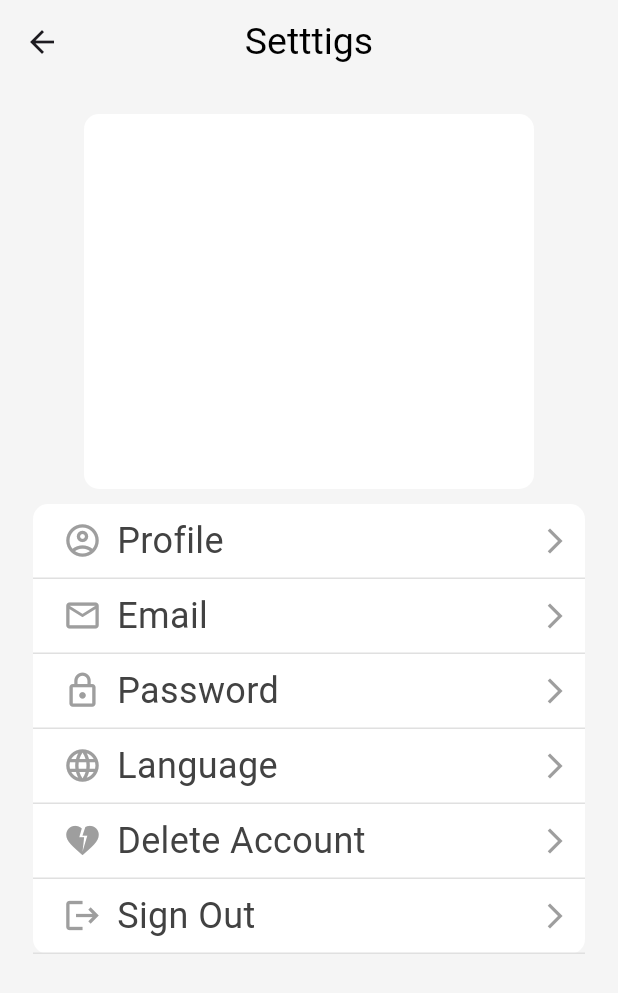
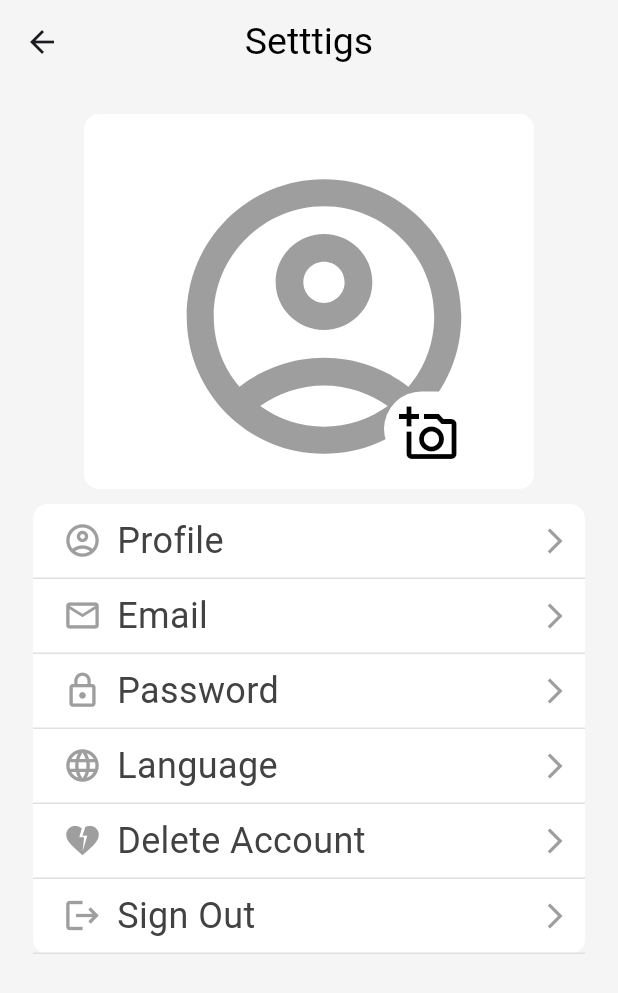
Before and after one commit to MhmdFais/To_Do_App, a Flutter app: the Profile screen opened directly, on a phone screen of 412 x 824 dp. Shown: the top 993 px of the screen. Run offline on Flutter 3.47's test engine with Material 3 defaults, Android fonts, the phone set to English and light mode, and no system bars; our stand-ins replace cloud_firestore, date_picker_timeline, firebase_auth, firebase_core, flutter_otp_text_field, google_fonts and 5 more; accounts and stored records are empty; Roboto replaces fonts that are missing (Ubuntu).

Commit message:
Settings profile details and edit functions

```diff
--- a/lib/components/setting_components.dart
+++ b/lib/components/setting_components.dart
@@ -7,11 +7,12 @@ class SettingsMenu extends StatelessWidget {
   final IconData icon;
   final void Function()? onTap;
 
-  const SettingsMenu(
-      {super.key,
-      required this.title,
-      required this.icon,
-      required this.onTap});
+  const SettingsMenu({
+    super.key,
+    required this.title,
+    required this.icon,
+    required this.onTap,
+  });
 
   @override
   Widget build(BuildContext context) {
--- a/lib/pages/profile.dart
+++ b/lib/pages/profile.dart
@@ -1,10 +1,46 @@
+import 'dart:typed_data';
+
+import 'package:firebase_auth/firebase_auth.dart';
 import 'package:flutter/material.dart';
 import 'package:google_fonts/google_fonts.dart';
+import 'package:image_picker/image_picker.dart';
 import 'package:to_do/components/colors.dart';
 import 'package:to_do/components/setting_components.dart';
+import 'package:to_do/components/utils.dart';
+import 'package:to_do/pages/auth_page.dart';
+import 'package:to_do/settings/profie_settings.dart';
 
-class Profile extends StatelessWidget {
+class Profile extends StatefulWidget {
   const Profile({super.key});
+
+  @override
+  State<Profile> createState() => _ProfileState();
+}
+
+class _ProfileState extends State<Profile> {
+  Uint8List? img;
+
+  void selectImage() async {
+    Uint8List? image = await pickImage(ImageSource.gallery);
+    setState(() {
+      img = image;
+    });
+  }
+
+  Future<void> signOut() async {
+    try {
+      await FirebaseAuth.instance.signOut();
+      Navigator.of(context).popUntil((route) => route.isFirst);
+      Navigator.pushReplacement(
+        context,
+        MaterialPageRoute(
+          builder: (context) => const UserAuth(),
+        ),
+      );
+    } catch (e) {
+      print('Sign Out Error: $e');
+    }
+  }
 
   @override
   Widget build(BuildContext context) {
@@ -37,6 +73,55 @@ class Profile extends StatelessWidget {
                     color: Colors.white,
                     borderRadius: BorderRadius.circular(10),
                   ),
+                  child: Stack(
+                    children: [
+                      Center(
+                        child: Container(
+                          height: 200,
+                          width: 200,
+                          decoration: BoxDecoration(
+                            color: Colors.white,
+                            borderRadius: BorderRadius.circular(100),
+                          ),
+                          child: img != null
+                              ? ClipRRect(
+                                  borderRadius: BorderRadius.circular(100),
+                                  child: Image.memory(
+                                    img!,
+                                    fit: BoxFit.cover,
+                                  ),
+                                )
+                              : const Center(
+                                  child: Icon(
+                                    Icons.account_circle_outlined,
+                                    size: 220,
+                                    color: Colors.grey,
+                                  ),
+                                ),
+                        ),
+                      ),
+                      Positioned(
+                        bottom: 15,
+                        right: 40,
+                        child: Container(
+                          height: 50,
+                          width: 60,
+                          decoration: BoxDecoration(
+                            color: Colors.white,
+                            borderRadius: BorderRadius.circular(50),
+                          ),
+                          child: IconButton(
+                            onPressed: selectImage,
+                            icon: Icon(
+                              Icons.add_a_photo_outlined,
+                              size: 40,
+                              color: Colours().unSelectedText,
+                            ),
+                          ),
+                        ),
+                      ),
+                    ],
+                  ),
                 ),
               ),
               const SizedBox(height: 10),
@@ -52,7 +137,13 @@ class Profile extends StatelessWidget {
                     SettingsMenu(
                       title: 'Profile',
                       icon: Icons.account_circle_outlined,
-                      onTap: () {},
+                      onTap: () {
+                        Navigator.push(
+                          context,
+                          MaterialPageRoute(
+                              builder: (context) => const ProfileDetails()),
+                        );
+                      },
                     ),
                     SettingsMenu(
                       title: 'Email',
@@ -77,7 +168,7 @@ class Profile extends StatelessWidget {
                     SettingsMenu(
                       title: 'Sign Out',
                       icon: Icons.logout,
-                      onTap: () {},
+                      onTap: signOut,
                     ),
                   ],
                 ),
--- a/lib/pages/signUp_content.dart
+++ b/lib/pages/signUp_content.dart
@@ -55,15 +55,18 @@ class _SignUpContentState extends State<SignUpContent> {
               email: usernameController.text,
               firstName: firstNameController.text,
               lastName: lastNameController.text,
+              password: passwordController.text,
             ),
           ),
         );
+
+        print('User Created and forwarded to verify page');
       } else {
         wrongInputlAlert('Please check your password');
         return;
       }
     } catch (e) {
-      wrongInputlAlert(e.toString());
+      wrongInputlAlert('Email already exists');
     }
   }
 
--- a/pubspec.yaml
+++ b/pubspec.yaml
@@ -45,6 +45,7 @@ dependencies:
   timeline_tile: ^2.0.0
   date_picker_timeline: ^1.2.5
   intl: ^0.18.0
+  image_picker: ^1.0.5
 
 dev_dependencies:
   flutter_test:
```
Also changed, not shown: lib/components/utils.dart (added, +12 -0 lines), lib/pages/email_verify.dart (+11 -5 lines), lib/pages/profile_photo.dart (+59 -0 lines), lib/settings/profie_settings.dart (added, +289 -0 lines), lib/images/profile.png (added), pubspec.lock, 5 other files.
